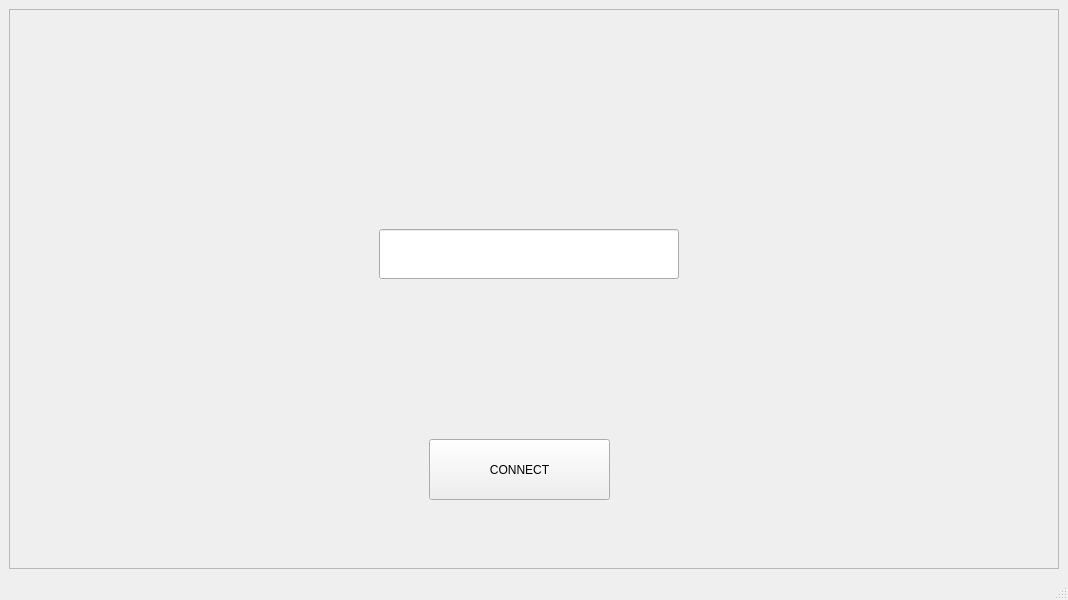
oussema-fatnassi/CPPRT, file Client/UIFiles/ConnectionWindow.ui: the form before one commit.
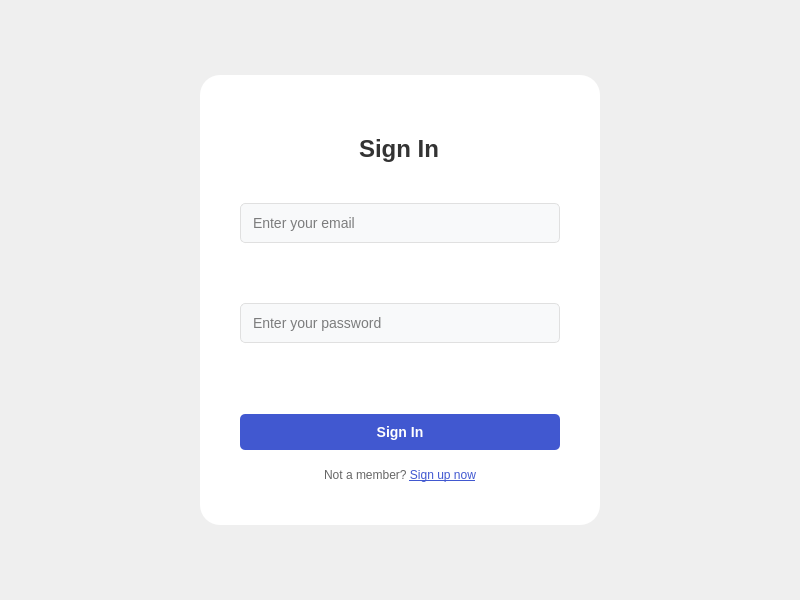
The form after the commit.

Commit message: feat : add ui files to style the app

Patch:
```diff
--- a/Client/UIFiles/ConnectionWindow.ui
+++ b/Client/UIFiles/ConnectionWindow.ui
@@ -6,61 +6,189 @@
    <rect>
     <x>0</x>
     <y>0</y>
-    <width>1068</width>
+    <width>800</width>
     <height>600</height>
    </rect>
   </property>
   <property name="windowTitle">
-   <string>MainWindow</string>
+   <string>Sign In</string>
+  </property>
+  <property name="styleSheet">
+   <string notr="true">
+    QMainWindow {
+        background: qlineargradient(spread:pad, x1:0, y1:0, x2:1, y2:1,
+                                  stop:0 #4158D0,
+                                  stop:0.5 #C850C0,
+                                  stop:1 #FFCC70);
+    }
+    
+    QFrame#loginFrame {
+        background-color: white;
+        border-radius: 20px;
+    }
+
+    QLineEdit {
+        padding: 10px;
+        border: 1px solid #E0E0E0;
+        border-radius: 5px;
+        background-color: #F8F9FA;
+        font-size: 14px;
+        margin: 5px 0px;
+    }
+
+    QLineEdit:focus {
+        border: 2px solid #4158D0;
+        background-color: white;
+    }
+
+    QPushButton#connectButton {
+        background-color: #4158D0;
+        color: white;
+        border: none;
+        padding: 10px;
+        border-radius: 5px;
+        font-weight: bold;
+        font-size: 14px;
+        margin-top: 15px;
+    }
+
+    QPushButton#connectButton:hover {
+        background-color: #3447B5;
+    }
+
+    QLabel#titleLabel {
+        font-size: 24px;
+        font-weight: bold;
+        color: #333;
+        margin: 20px 0px;
+    }
+
+    QLabel {
+        color: #666;
+    }
+   </string>
   </property>
   <widget class="QWidget" name="centralwidget">
    <layout class="QVBoxLayout" name="verticalLayout">
     <item>
-     <widget class="QFrame" name="frame">
-      <property name="frameShape">
-       <enum>QFrame::Shape::StyledPanel</enum>
+     <spacer name="verticalSpacer1">
+      <property name="orientation">
+       <enum>Qt::Vertical</enum>
       </property>
-      <property name="frameShadow">
-       <enum>QFrame::Shadow::Raised</enum>
+      <property name="sizeHint" stdset="0">
+       <size>
+        <width>20</width>
+        <height>40</height>
+       </size>
       </property>
-      <widget class="QPushButton" name="connectButton">
-       <property name="geometry">
-        <rect>
-         <x>420</x>
-         <y>430</y>
-         <width>181</width>
-         <height>61</height>
-        </rect>
+     </spacer>
+    </item>
+    <item alignment="Qt::AlignHCenter">
+     <widget class="QFrame" name="loginFrame">
+      <property name="minimumSize">
+       <size>
+        <width>400</width>
+        <height>450</height>
+       </size>
+      </property>
+      <property name="maximumSize">
+       <size>
+        <width>400</width>
+        <height>450</height>
+       </size>
+      </property>
+      <layout class="QVBoxLayout" name="verticalLayout_2">
+       <property name="spacing">
+        <number>15</number>
        </property>
-       <property name="text">
-        <string>CONNECT</string>
+       <property name="leftMargin">
+        <number>40</number>
        </property>
-      </widget>
-      <widget class="QLineEdit" name="usernameInput">
-       <property name="geometry">
-        <rect>
-         <x>370</x>
-         <y>220</y>
-         <width>300</width>
-         <height>50</height>
-        </rect>
+       <property name="topMargin">
+        <number>40</number>
        </property>
-      </widget>
+       <property name="rightMargin">
+        <number>40</number>
+       </property>
+       <property name="bottomMargin">
+        <number>40</number>
+       </property>
+       <item alignment="Qt::AlignHCenter">
+        <widget class="QLabel" name="titleLabel">
+         <property name="text">
+          <string>Sign In</string>
+         </property>
+        </widget>
+       </item>
+       <item>
+        <widget class="QLineEdit" name="emailInput">
+         <property name="placeholderText">
+          <string>Enter your email</string>
+         </property>
+        </widget>
+       </item>
+       <item>
+        <widget class="QLabel" name="emailValidationLabel">
+         <property name="styleSheet">
+          <string>color: #dc3545;</string>
+         </property>
+        </widget>
+       </item>
+       <item>
+        <widget class="QLineEdit" name="passwordInput">
+         <property name="echoMode">
+          <enum>QLineEdit::Password</enum>
+         </property>
+         <property name="placeholderText">
+          <string>Enter your password</string>
+         </property>
+        </widget>
+       </item>
+       <item>
+        <widget class="QLabel" name="passwordValidationLabel">
+         <property name="styleSheet">
+          <string>color: #dc3545;</string>
+         </property>
+        </widget>
+       </item>
+       <item>
+        <widget class="QPushButton" name="connectButton">
+         <property name="cursor">
+          <cursorShape>PointingHandCursor</cursorShape>
+         </property>
+         <property name="text">
+          <string>Sign In</string>
+         </property>
+        </widget>
+       </item>
+       <item>
+        <widget class="QLabel" name="signupLabel">
+         <property name="text">
+          <string>&lt;html&gt;&lt;head/&gt;&lt;body&gt;&lt;p align=&quot;center&quot;&gt;Not a member? &lt;a href=&quot;#&quot;&gt;&lt;span style=&quot; text-decoration: underline; color:#4158D0;&quot;&gt;Sign up now&lt;/span&gt;&lt;/a&gt;&lt;/p&gt;&lt;/body&gt;&lt;/html&gt;</string>
+         </property>
+         <property name="alignment">
+          <set>Qt::AlignCenter</set>
+         </property>
+        </widget>
+       </item>
+      </layout>
      </widget>
     </item>
+    <item>
+     <spacer name="verticalSpacer2">
+      <property name="orientation">
+       <enum>Qt::Vertical</enum>
+      </property>
+      <property name="sizeHint" stdset="0">
+       <size>
+        <width>20</width>
+        <height>40</height>
+       </size>
+      </property>
+     </spacer>
+    </item>
    </layout>
   </widget>
-  <widget class="QMenuBar" name="menubar">
-   <property name="geometry">
-    <rect>
-     <x>0</x>
-     <y>0</y>
-     <width>1068</width>
-     <height>24</height>
-    </rect>
-   </property>
-  </widget>
-  <widget class="QStatusBar" name="statusbar"/>
  </widget>
  <resources/>
  <connections/>
```
Left out of the diff: 2 changed lines with no effect on the pictures. The commit also changes 1 other file.
